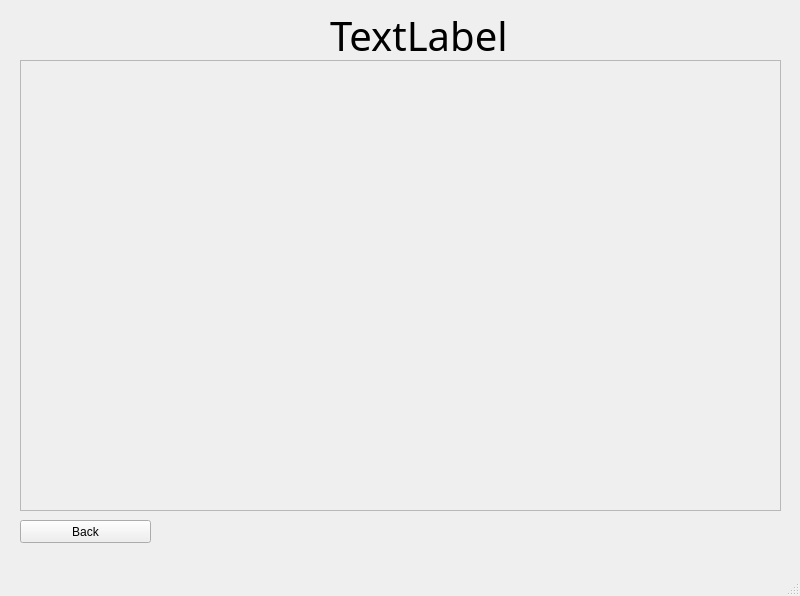
Before: the Qt Designer form ui/ItemsTemplate.ui in CherryRina/My-Closet, drawn with Qt 5.
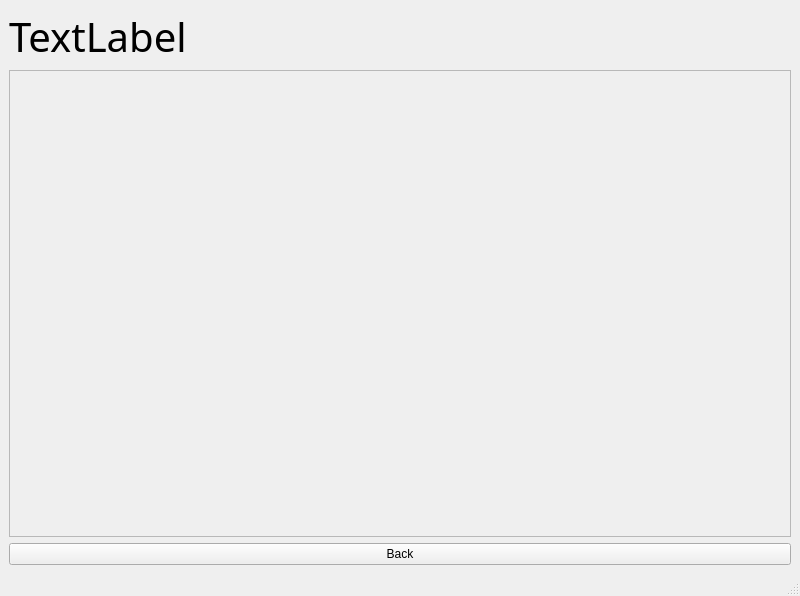
After: the same form once the commit is applied.

Patch:
```diff
--- a/ui/ItemsTemplate.ui
+++ b/ui/ItemsTemplate.ui
@@ -14,31 +14,37 @@
    <string>MainWindow</string>
   </property>
   <widget class="QWidget" name="centralwidget">
+   <layout class="QGridLayout" name="gridLayout">
+    <item row="1" column="0">
+     <widget class="QScrollArea" name="scroll_area">
+      <property name="widgetResizable">
+       <bool>true</bool>
+      </property>
+      <widget class="QWidget" name="scroll_area_widget_contents">
+       <property name="geometry">
+        <rect>
+         <x>0</x>
+         <y>0</y>
+         <width>780</width>
+         <height>446</height>
+        </rect>
+       </property>
+       <layout class="QGridLayout" name="gridLayout_2"/>
+      </widget>
+     </widget>
+    </item>
+    <item row="2" column="0">
    <widget class="QPushButton" name="main_page_button">
-    <property name="geometry">
-     <rect>
-      <x>20</x>
-      <y>520</y>
-      <width>131</width>
-      <height>23</height>
-     </rect>
-    </property>
     <property name="text">
      <string>Back</string>
     </property>
    </widget>
+    </item>
+    <item row="0" column="0">
    <widget class="QLabel" name="page_title">
     <property name="enabled">
      <bool>true</bool>
     </property>
-    <property name="geometry">
-     <rect>
-      <x>330</x>
-      <y>0</y>
-      <width>251</width>
-      <height>71</height>
-     </rect>
-    </property>
     <property name="font">
      <font>
       <family>Ebrima</family>
@@ -59,50 +65,8 @@
      <string>TextLabel</string>
     </property>
    </widget>
-   <widget class="QScrollArea" name="scroll_area">
-    <property name="geometry">
-     <rect>
-      <x>20</x>
-      <y>60</y>
-      <width>761</width>
-      <height>451</height>
-     </rect>
-    </property>
-    <property name="widgetResizable">
-     <bool>true</bool>
-    </property>
-    <widget class="QWidget" name="scrollAreaWidgetContents">
-     <property name="geometry">
-      <rect>
-       <x>0</x>
-       <y>0</y>
-       <width>759</width>
-       <height>449</height>
-      </rect>
-     </property>
-     <widget class="QWidget" name="scroll_area_widger_contents" native="true">
-      <property name="geometry">
-       <rect>
-        <x>9</x>
-        <y>9</y>
-        <width>741</width>
-        <height>431</height>
-       </rect>
-      </property>
-      <widget class="QWidget" name="gridLayoutWidget">
-       <property name="geometry">
-        <rect>
-         <x>-1</x>
-         <y>-1</y>
-         <width>741</width>
-         <height>431</height>
-        </rect>
-       </property>
-       <layout class="QGridLayout" name="grid_layout"/>
-      </widget>
-     </widget>
-    </widget>
-   </widget>
+    </item>
+   </layout>
   </widget>
   <widget class="QMenuBar" name="menubar">
    <property name="geometry">
```
Lines whose indentation alone changed are shown as unchanged.
